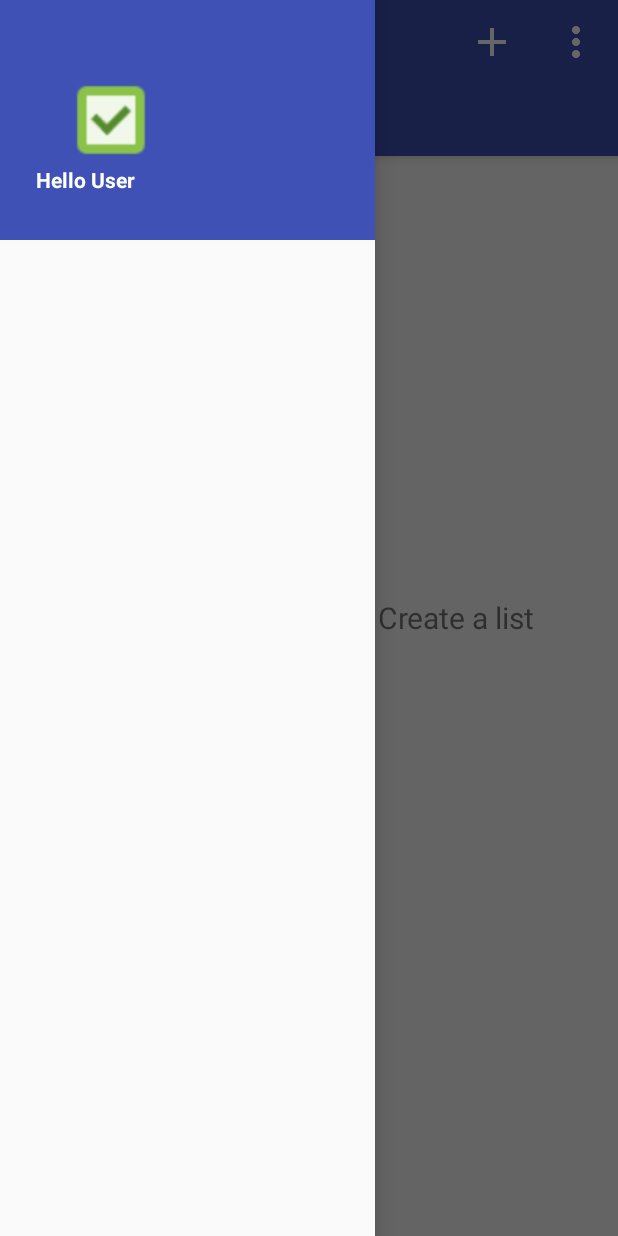
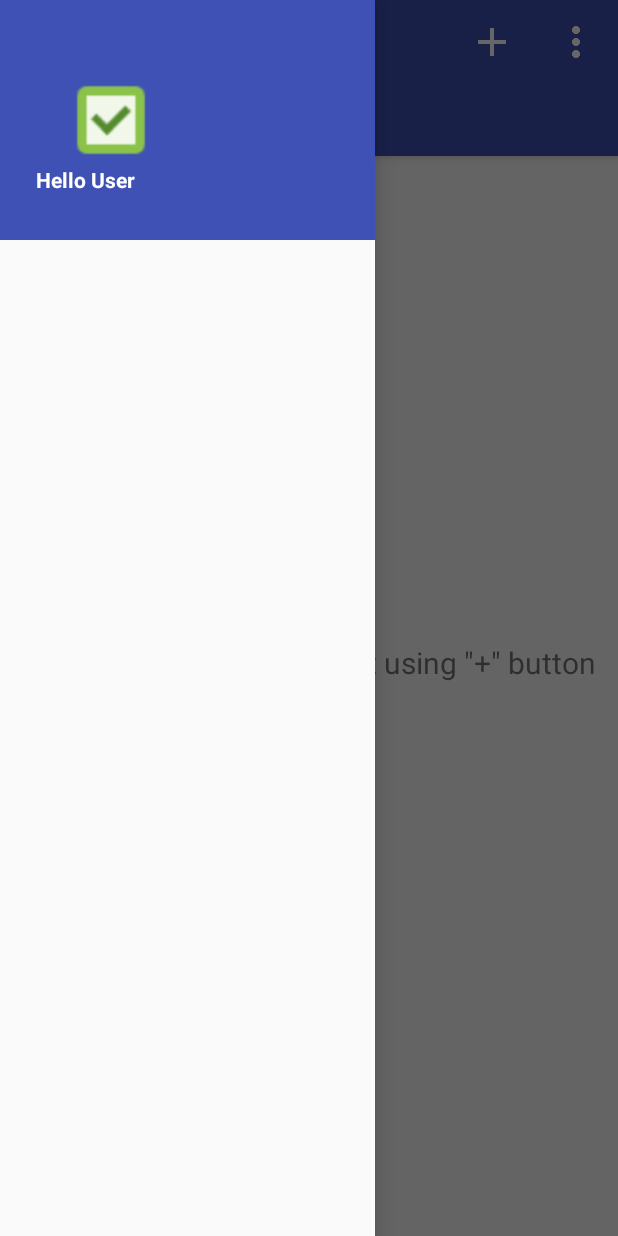
Before and after one commit to shahbazahmed1269/TO-DOList, an Android app: the screen it shows after launch (MainActivity), with the side drawer open, on a phone screen of 412 x 824 dp. Run offline under Robolectric (Android 15) with nearby library versions, the phone set to English and light mode, and no system bars; 3 statements that could not run were skipped.

Commit message:
Bug fixes and UI changes

```diff
--- a/app/src/main/java/in/shapps/todoapp/FirstTimeFragment.java
+++ b/app/src/main/java/in/shapps/todoapp/FirstTimeFragment.java
@@ -13,7 +13,7 @@ public class FirstTimeFragment extends Fragment {
         // Required empty public constructor
     }
 
-    public static FirstTimeFragment newInstance(String param1, String param2) {
+    public static FirstTimeFragment newInstance() {
         FirstTimeFragment fragment = new FirstTimeFragment();
         return fragment;
     }
@@ -30,9 +30,4 @@ public class FirstTimeFragment extends Fragment {
         return inflater.inflate(R.layout.fragment_first_time, container, false);
 
     }
-
-    public interface OnFragmentInteractionListener {
-        // TODO: Update argument type and name
-        void onFragmentInteraction(Uri uri);
-    }
 }
--- a/app/src/main/java/in/shapps/todoapp/MainActivity.java
+++ b/app/src/main/java/in/shapps/todoapp/MainActivity.java
@@ -11,7 +11,6 @@ import android.os.Bundle;
 import android.preference.PreferenceManager;
 import android.support.design.widget.NavigationView;
 import android.support.design.widget.TabLayout;
-import android.support.v4.app.FragmentManager;
 import android.support.v4.content.ContextCompat;
 import android.support.v4.view.ViewPager;
 import android.support.v4.widget.DrawerLayout;
@@ -19,13 +18,11 @@ import android.support.v7.app.ActionBarDrawerToggle;
 import android.support.v7.app.AlertDialog;
 import android.support.v7.app.AppCompatActivity;
 import android.support.v7.widget.Toolbar;
-import android.util.Log;
 import android.view.Menu;
 import android.view.MenuInflater;
 import android.view.MenuItem;
 import android.view.View;
 import android.widget.EditText;
-import android.widget.LinearLayout;
 import android.widget.TextView;
 import android.widget.Toast;
 
@@ -140,10 +137,10 @@ public class MainActivity extends AppCompatActivity implements NavigationView.On
         int id = item.getItemId();
         if (id == R.id.add_record) {
             final AlertDialog.Builder newListAlert = new AlertDialog.Builder(
-                    this,  R.style.DialogTheme
+                    this, R.style.DialogTheme
             );
 
-            View dialogView= getLayoutInflater().inflate(R.layout.list_dialog, null);
+            View dialogView = getLayoutInflater().inflate(R.layout.list_dialog, null);
 
             final EditText mListName = (EditText) dialogView.findViewById(R.id.et_list_name);
             mListName.setTextColor(ContextCompat.getColor(
@@ -222,12 +219,13 @@ public class MainActivity extends AppCompatActivity implements NavigationView.On
     private void checkFirstRun() {
         SharedPreferences settings = getSharedPreferences(PREFS_NAME, 0);
         if (settings.getBoolean("my_first_time", true)) {
-            // The app is being launched for first time, do something
-            Log.d("Comments", "First time");
-            // First time task
-            FragmentManager fragmentManager = getSupportFragmentManager();
-            FirstTimeFragment fragment = new FirstTimeFragment();
-            fragmentManager.beginTransaction().replace(R.id.fragment_container, fragment).commit();
+            // The app is being launched for first time. Create a Default list
+            ContentValues contentValues = new ContentValues();
+            contentValues.put(
+                    DBHelper.TODO_LIST_NAME,
+                    getResources().getString(R.string.defult_list)
+            );
+            Uri uri = getContentResolver().insert(LIST_CONTENT_URI, contentValues);
             // Record the fact that the app has been started at least once
             settings.edit().putBoolean("my_first_time", false).commit();
         }
--- a/app/src/main/java/in/shapps/todoapp/MyPagerAdapter.java
+++ b/app/src/main/java/in/shapps/todoapp/MyPagerAdapter.java
@@ -24,7 +24,9 @@ public class MyPagerAdapter extends SmartFragmentStatePagerAdapter {
     // Returns total number of pages
     @Override
     public int getCount() {
-       //Log.d("DEBUG1", "inside getCount id list size " + listMap.size());
+        if (listMap.size() == 0) {
+            return 1;
+        }
         return listMap.size();
         //return NUM_ITEMS;
     }
@@ -32,12 +34,18 @@ public class MyPagerAdapter extends SmartFragmentStatePagerAdapter {
     // Returns the fragment to display for that page
     @Override
     public Fragment getItem(int id) {
+        if (listMap.size() == 0) {
+            return FirstTimeFragment.newInstance();
+        }
         return ListFragment.newInstance(listMap.get(id).getId());
     }
 
     // Returns the page title for the top indicator
     @Override
     public CharSequence getPageTitle(int position) {
+        if (listMap.size() == 0) {
+            return "";
+        }
         return listMap.get(position).getListName();
     }
 
--- a/app/src/main/java/in/shapps/todoapp/SmartFragmentStatePagerAdapter.java
+++ b/app/src/main/java/in/shapps/todoapp/SmartFragmentStatePagerAdapter.java
@@ -29,7 +29,6 @@ public abstract class SmartFragmentStatePagerAdapter extends FragmentStatePagerA
     @Override
     public Object instantiateItem(ViewGroup container, int position) {
         Fragment fragment = (Fragment) super.instantiateItem(container, position);
-        Log.d("DEBUG1","instantiating item at position "+position);
         registeredFragments.put(position, fragment);
         return fragment;
     }
--- a/app/src/main/res/layout/activity_main.xml
+++ b/app/src/main/res/layout/activity_main.xml
@@ -51,19 +51,17 @@
                     />
             </android.support.design.widget.AppBarLayout>
 
-            <android.support.v4.view.ViewPager
-                android:id="@+id/vpPager"
-                android:layout_width="match_parent"
-                android:layout_height="wrap_content"
-                android:layout_marginTop="60dp">
-
-
-            </android.support.v4.view.ViewPager>
+                <android.support.v4.view.ViewPager
+                    android:id="@+id/vpPager"
+                    android:layout_width="match_parent"
+                    android:layout_height="match_parent"
+                    android:layout_marginTop="60dp"/>
 
             <FrameLayout android:id="@+id/fragment_container"
                          xmlns:android="http://schemas.android.com/apk/res/android"
                          android:layout_width="match_parent"
                          android:layout_height="match_parent"/>
+
         </android.support.design.widget.CoordinatorLayout>
 
     </LinearLayout>
--- a/app/src/main/res/layout/fragment_first_time.xml
+++ b/app/src/main/res/layout/fragment_first_time.xml
@@ -4,12 +4,11 @@
              android:layout_height="match_parent"
              tools:context="in.shapps.todoapp.FirstTimeFragment">
 
-    <!-- TODO: Update blank fragment layout -->
     <TextView
         android:layout_width="wrap_content"
         android:layout_height="wrap_content"
-        android:textSize="20dp"
         android:layout_gravity="center"
-        android:text="@string/no_list_found"/>
+        android:text="@string/no_list_found"
+        android:textSize="20dp"/>
 
 </FrameLayout>
```
Also changed, not shown: app/src/main/java/in/shapps/todoapp/ListFragment.java (+5 -28 lines), app/src/main/res/layout/activity_view_record.xml (+8 -7 lines), app/src/main/res/layout/content_main.xml (+17 -22 lines), app/src/main/res/values/strings.xml (+3 -5 lines). Lines whose indentation alone changed are shown as unchanged.
